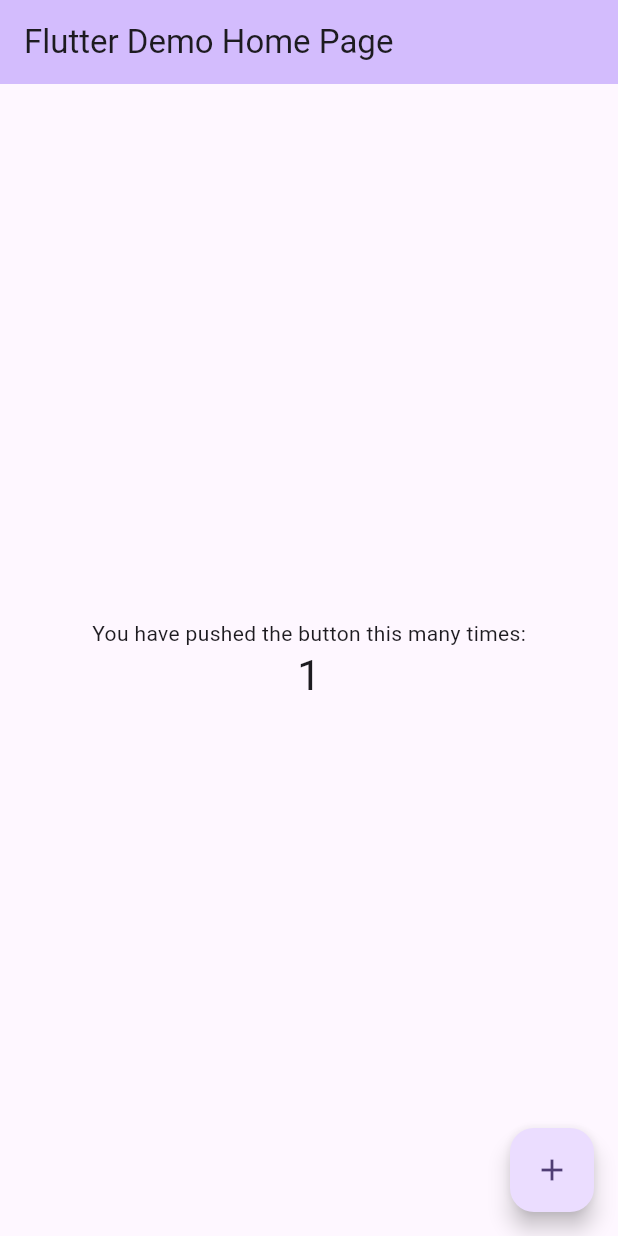
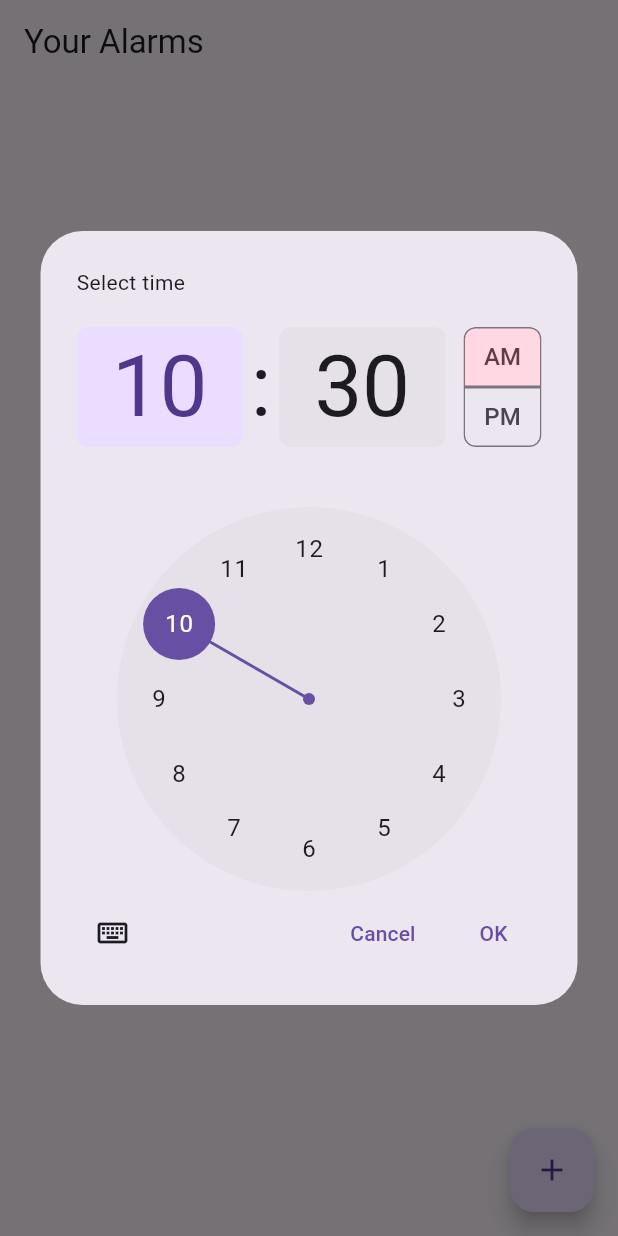
Before and after one commit to MosheT01/snoozegpt, a Flutter app: the screen it shows after launch, after a tap on the "add" icon, on a phone screen of 412 x 824 dp. Run offline on Flutter 3.47's test engine with Material 3 defaults, Android fonts, the phone set to English and light mode, and no system bars; our stand-ins replace equatable, flutter_bloc, hive, hive_flutter; accounts and stored records are empty.

Commit message:
user is now able to see a list of alarms that is persistant, suer can add an alarm to the list with a time picker

```diff
--- /dev/null
+++ b/doom_alarm/lib/blocs/alarm_bloc/alarm_bloc.dart
@@ -0,0 +1,30 @@
+import 'package:flutter_bloc/flutter_bloc.dart';
+import 'package:hive/hive.dart';
+import 'alarm_event.dart';
+import 'alarm_state.dart';
+
+class AlarmBloc extends Bloc<AlarmEvent, AlarmState> {
+  AlarmBloc() : super(const AlarmState(alarms: [])) {
+    on<LoadAlarms>(_onLoadAlarms);
+    on<AddAlarm>(_onAddAlarm);
+  }
+
+  Future<void> _onLoadAlarms(LoadAlarms event, Emitter<AlarmState> emit) async {
+    final box = Hive.box('alarms');
+    final storedList = box.get('alarmList', defaultValue: <String>[]);
+    final alarms =
+        List<String>.from(storedList).map((e) => DateTime.parse(e)).toList();
+
+    emit(state.copyWith(alarms: alarms));
+  }
+
+  Future<void> _onAddAlarm(AddAlarm event, Emitter<AlarmState> emit) async {
+    final updatedAlarms = List<DateTime>.from(state.alarms)..add(event.time);
+
+    final box = Hive.box('alarms');
+    final stringList = updatedAlarms.map((e) => e.toIso8601String()).toList();
+    await box.put('alarmList', stringList);
+
+    emit(state.copyWith(alarms: updatedAlarms));
+  }
+}
--- /dev/null
+++ b/doom_alarm/lib/blocs/alarm_bloc/alarm_event.dart
@@ -0,0 +1,21 @@
+import 'package:equatable/equatable.dart';
+
+abstract class AlarmEvent extends Equatable {
+  const AlarmEvent();
+
+  @override
+  List<Object> get props => [];
+}
+
+// Event: Load alarms from memory
+class LoadAlarms extends AlarmEvent {}
+
+// Event: Add a new alarm (time only for now)
+class AddAlarm extends AlarmEvent {
+  final DateTime time;
+
+  const AddAlarm(this.time);
+
+  @override
+  List<Object> get props => [time];
+}
--- /dev/null
+++ b/doom_alarm/lib/blocs/alarm_bloc/alarm_state.dart
@@ -0,0 +1,14 @@
+import 'package:equatable/equatable.dart';
+
+class AlarmState extends Equatable {
+  final List<DateTime> alarms;
+
+  const AlarmState({required this.alarms});
+
+  AlarmState copyWith({List<DateTime>? alarms}) {
+    return AlarmState(alarms: alarms ?? this.alarms);
+  }
+
+  @override
+  List<Object> get props => [alarms];
+}
--- /dev/null
+++ b/doom_alarm/lib/features/alarm/ui/alarm_list_screen.dart
@@ -0,0 +1,58 @@
+import 'package:flutter/material.dart';
+import 'package:flutter_bloc/flutter_bloc.dart';
+import '../../../blocs/alarm_bloc/alarm_bloc.dart';
+import '../../../blocs/alarm_bloc/alarm_event.dart';
+import '../../../blocs/alarm_bloc/alarm_state.dart';
+
+class AlarmListScreen extends StatelessWidget {
+  const AlarmListScreen({Key? key}) : super(key: key);
+
+  @override
+  Widget build(BuildContext context) {
+    return Scaffold(
+      appBar: AppBar(title: const Text('Your Alarms')),
+      body: BlocBuilder<AlarmBloc, AlarmState>(
+        builder: (context, state) {
+          if (state.alarms.isEmpty) {
+            return const Center(child: Text('No alarms yet.'));
+          }
+          return ListView.builder(
+            itemCount: state.alarms.length,
+            itemBuilder: (context, index) {
+              final alarmTime = state.alarms[index];
+              return ListTile(
+                leading: const Icon(Icons.alarm),
+                title: Text(
+                  '${alarmTime.hour.toString().padLeft(2, '0')}:${alarmTime.minute.toString().padLeft(2, '0')}',
+                ),
+              );
+            },
+          );
+        },
+      ),
+      floatingActionButton: FloatingActionButton(
+        onPressed: () async {
+          final TimeOfDay? pickedTime = await showTimePicker(
+            context: context,
+            initialTime: TimeOfDay.now(),
+          );
+
+          if (pickedTime != null) {
+            final now = DateTime.now();
+            final selectedTime = DateTime(
+              now.year,
+              now.month,
+              now.day,
+              pickedTime.hour,
+              pickedTime.minute,
+            );
+
+            context.read<AlarmBloc>().add(AddAlarm(selectedTime));
+          }
+        },
+
+        child: const Icon(Icons.add),
+      ),
+    );
+  }
+}
--- a/doom_alarm/lib/main.dart
+++ b/doom_alarm/lib/main.dart
@@ -1,122 +1,34 @@
+import 'package:doom_alarm/blocs/alarm_bloc/alarm_event.dart';
 import 'package:flutter/material.dart';
+import 'package:flutter_bloc/flutter_bloc.dart';
+import 'features/alarm/ui/alarm_list_screen.dart';
+import 'blocs/alarm_bloc/alarm_bloc.dart';
+import 'package:hive_flutter/hive_flutter.dart';
 
-void main() {
-  runApp(const MyApp());
+void main() async {
+  WidgetsFlutterBinding.ensureInitialized();
+  await Hive.initFlutter();
+  await Hive.openBox(
+    'alarms',
+  ); // We'll store alarms as DateTime.toIso8601String()
+
+  runApp(const DoomAlarmApp());
 }
 
-class MyApp extends StatelessWidget {
-  const MyApp({super.key});
+class DoomAlarmApp extends StatelessWidget {
+  const DoomAlarmApp({super.key});
 
-  // This widget is the root of your application.
   @override
   Widget build(BuildContext context) {
-    return MaterialApp(
-      title: 'Flutter Demo',
-      theme: ThemeData(
-        // This is the theme of your application.
-        //
-        // TRY THIS: Try running your application with "flutter run". You'll see
-        // the application has a purple toolbar. Then, without quitting the app,
-        // try changing the seedColor in the colorScheme below to Colors.green
-        // and then invoke "hot reload" (save your changes or press the "hot
-        // reload" button in a Flutter-supported IDE, or press "r" if you used
-        // the command line to start the app).
-        //
-        // Notice that the counter didn't reset back to zero; the application
-        // state is not lost during the reload. To reset the state, use hot
-        // restart instead.
-        //
-        // This works for code too, not just values: Most code changes can be
-        // tested with just a hot reload.
-        colorScheme: ColorScheme.fromSeed(seedColor: Colors.deepPurple),
+    return MultiBlocProvider(
+      providers: [
+        BlocProvider<AlarmBloc>(create: (_) => AlarmBloc()..add(LoadAlarms())),
+      ],
+      child: MaterialApp(
+        title: 'Doom Alarm',
+        theme: ThemeData(primarySwatch: Colors.deepPurple),
+        home: const AlarmListScreen(),
       ),
-      home: const MyHomePage(title: 'Flutter Demo Home Page'),
     );
   }
 }
-
-class MyHomePage extends StatefulWidget {
-  const MyHomePage({super.key, required this.title});
-
-  // This widget is the home page of your application. It is stateful, meaning
-  // that it has a State object (defined below) that contains fields that affect
-  // how it looks.
-
-  // This class is the configuration for the state. It holds the values (in this
-  // case the title) provided by the parent (in this case the App widget) and
-  // used by the build method of the State. Fields in a Widget subclass are
-  // always marked "final".
-
-  final String title;
-
-  @override
-  State<MyHomePage> createState() => _MyHomePageState();
-}
-
-class _MyHomePageState extends State<MyHomePage> {
-  int _counter = 0;
-
-  void _incrementCounter() {
-    setState(() {
-      // This call to setState tells the Flutter framework that something has
-      // changed in this State, which causes it to rerun the build method below
-      // so that the display can reflect the updated values. If we changed
-      // _counter without calling setState(), then the build method would not be
-      // called again, and so nothing would appear to happen.
-      _counter++;
-    });
-  }
-
-  @override
-  Widget build(BuildContext context) {
-    // This method is rerun every time setState is called, for instance as done
-    // by the _incrementCounter method above.
-    //
-    // The Flutter framework has been optimized to make rerunning build methods
-    // fast, so that you can just rebuild anything that needs updating rather
-    // than having to individually change instances of widgets.
-    return Scaffold(
-      appBar: AppBar(
-        // TRY THIS: Try changing the color here to a specific color (to
-        // Colors.amber, perhaps?) and trigger a hot reload to see the AppBar
-        // change color while the other colors stay the same.
-        backgroundColor: Theme.of(context).colorScheme.inversePrimary,
-        // Here we take the value from the MyHomePage object that was created by
-        // the App.build method, and use it to set our appbar title.
-        title: Text(widget.title),
-      ),
-      body: Center(
-        // Center is a layout widget. It takes a single child and positions it
-        // in the middle of the parent.
-        child: Column(
-          // Column is also a layout widget. It takes a list of children and
-          // arranges them vertically. By default, it sizes itself to fit its
-          // children horizontally, and tries to be as tall as its parent.
-          //
-          // Column has various properties to control how it sizes itself and
-          // how it positions its children. Here we use mainAxisAlignment to
-          // center the children vertically; the main axis here is the vertical
-          // axis because Columns are vertical (the cross axis would be
-          // horizontal).
-          //
-          // TRY THIS: Invoke "debug painting" (choose the "Toggle Debug Paint"
-          // action in the IDE, or press "p" in the console), to see the
-          // wireframe for each widget.
-          mainAxisAlignment: MainAxisAlignment.center,
-          children: <Widget>[
-            const Text('You have pushed the button this many times:'),
-            Text(
-              '$_counter',
-              style: Theme.of(context).textTheme.headlineMedium,
-            ),
-          ],
-        ),
-      ),
-      floatingActionButton: FloatingActionButton(
-        onPressed: _incrementCounter,
-        tooltip: 'Increment',
-        child: const Icon(Icons.add),
-      ), // This trailing comma makes auto-formatting nicer for build methods.
-    );
-  }
-}
--- a/doom_alarm/pubspec.yaml
+++ b/doom_alarm/pubspec.yaml
@@ -34,6 +34,9 @@ dependencies:
   # The following adds the Cupertino Icons font to your application.
   # Use with the CupertinoIcons class for iOS style icons.
   cupertino_icons: ^1.0.8
+  equatable: ^2.0.7
+  flutter_bloc: ^9.1.0
+  hive_flutter: ^1.1.0
 
 dev_dependencies:
   flutter_test:
```
Also changed, not shown: doom_alarm/pubspec.lock, 2 other files.
